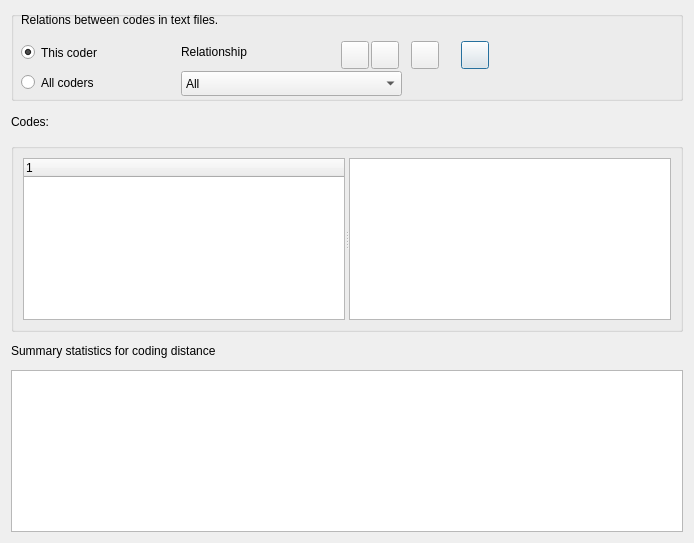
Qt form GUI_UIs/ui_dialog_code_relations.ui (ccbogel/QualCoder) before a commit.
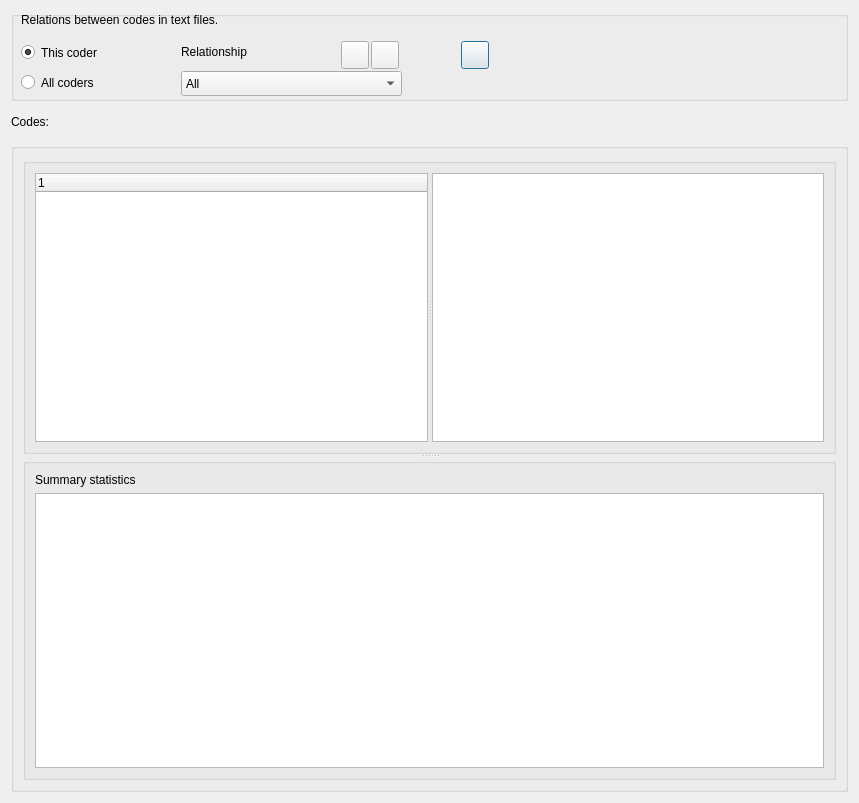
The same form after that commit.

```diff
--- a/GUI_UIs/ui_dialog_code_relations.ui
+++ b/GUI_UIs/ui_dialog_code_relations.ui
@@ -9,8 +9,8 @@
    <rect>
     <x>0</x>
     <y>0</y>
-    <width>694</width>
-    <height>543</height>
+    <width>859</width>
+    <height>803</height>
    </rect>
   </property>
   <property name="windowTitle">
@@ -197,22 +197,6 @@
        <string>Relationship</string>
       </property>
      </widget>
-     <widget class="QPushButton" name="pushButton_summary_stats">
-      <property name="geometry">
-       <rect>
-        <x>400</x>
-        <y>30</y>
-        <width>28</width>
-        <height>28</height>
-       </rect>
-      </property>
-      <property name="toolTip">
-       <string>Summary statistics</string>
-      </property>
-      <property name="text">
-       <string/>
-      </property>
-     </widget>
     </widget>
    </item>
    <item>
@@ -247,6 +231,16 @@
      </property>
      <layout class="QGridLayout" name="gridLayout">
       <item row="0" column="0">
+       <widget class="QSplitter" name="splitter_2">
+        <property name="orientation">
+         <enum>Qt::Vertical</enum>
+        </property>
+        <widget class="QGroupBox" name="groupBox_results">
+         <property name="title">
+          <string/>
+         </property>
+         <layout class="QGridLayout" name="gridLayout_3">
+          <item row="0" column="0">
        <widget class="QSplitter" name="splitter">
         <property name="orientation">
          <enum>Qt::Horizontal</enum>
@@ -263,28 +257,27 @@
       </item>
      </layout>
     </widget>
-   </item>
-   <item>
-    <widget class="QLabel" name="label_statistics">
-     <property name="minimumSize">
-      <size>
-       <width>0</width>
-       <height>26</height>
-      </size>
-     </property>
-     <property name="maximumSize">
-      <size>
-       <width>16777215</width>
-       <height>26</height>
-      </size>
-     </property>
-     <property name="text">
-      <string>Summary statistics for coding distance</string>
-     </property>
-    </widget>
-   </item>
-   <item>
+        <widget class="QGroupBox" name="groupBox_statistics">
+         <property name="title">
+          <string/>
+         </property>
+         <layout class="QGridLayout" name="gridLayout_2">
+          <item row="1" column="0">
     <widget class="QTableWidget" name="tableWidget_statistics"/>
+          </item>
+          <item row="0" column="0">
+           <widget class="QLabel" name="label_summary_stats">
+            <property name="text">
+             <string>Summary statistics</string>
+            </property>
+           </widget>
+          </item>
+         </layout>
+        </widget>
+       </widget>
+      </item>
+     </layout>
+    </widget>
    </item>
   </layout>
  </widget>
```
Left out of the diff: 4 changed lines with no effect on the pictures. Lines whose indentation alone changed are shown as unchanged.
